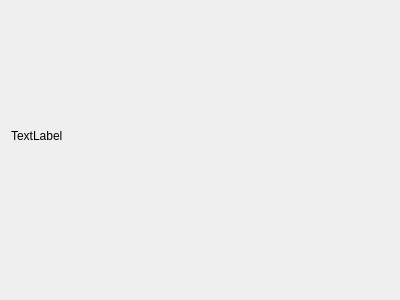
The window that mainwindow.ui (mhortis/Eshop_QT) describes before a commit, drawn with Qt 5.
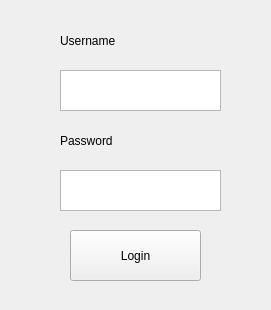
The same window after the commit.

Commit message: Login Form

Patch:
```diff
--- a/mainwindow.ui
+++ b/mainwindow.ui
@@ -6,32 +6,78 @@
    <rect>
     <x>0</x>
     <y>0</y>
-    <width>400</width>
-    <height>300</height>
+    <width>271</width>
+    <height>310</height>
    </rect>
   </property>
   <property name="windowTitle">
    <string>MainWindow</string>
   </property>
   <widget class="QWidget" name="centralWidget">
-   <widget class="QFrame" name="verticalFrame">
+   <widget class="QPushButton" name="loginButton">
     <property name="geometry">
      <rect>
-      <x>0</x>
-      <y>0</y>
-      <width>401</width>
-      <height>271</height>
+      <x>70</x>
+      <y>230</y>
+      <width>131</width>
+      <height>51</height>
      </rect>
     </property>
-    <layout class="QVBoxLayout" name="verticalLayout">
-     <item>
-      <widget class="QLabel" name="label">
-       <property name="text">
-        <string>TextLabel</string>
-       </property>
-      </widget>
-     </item>
-    </layout>
+    <property name="text">
+     <string>Login</string>
+    </property>
+   </widget>
+   <widget class="QTextEdit" name="textUser">
+    <property name="geometry">
+     <rect>
+      <x>60</x>
+      <y>70</y>
+      <width>161</width>
+      <height>41</height>
+     </rect>
+    </property>
+   </widget>
+   <widget class="QTextEdit" name="textPass">
+    <property name="geometry">
+     <rect>
+      <x>60</x>
+      <y>170</y>
+      <width>161</width>
+      <height>41</height>
+     </rect>
+    </property>
+   </widget>
+   <widget class="QLabel" name="passLabel">
+    <property name="geometry">
+     <rect>
+      <x>60</x>
+      <y>120</y>
+      <width>161</width>
+      <height>41</height>
+     </rect>
+    </property>
+    <property name="styleSheet">
+     <string notr="true">font: 22pt &quot;MS Shell Dlg 2&quot;;</string>
+    </property>
+    <property name="text">
+     <string>Password</string>
+    </property>
+   </widget>
+   <widget class="QLabel" name="userLabel">
+    <property name="geometry">
+     <rect>
+      <x>60</x>
+      <y>20</y>
+      <width>181</width>
+      <height>41</height>
+     </rect>
+    </property>
+    <property name="styleSheet">
+     <string notr="true">font: 22pt &quot;MS Shell Dlg 2&quot;;</string>
+    </property>
+    <property name="text">
+     <string>Username</string>
+    </property>
    </widget>
   </widget>
  </widget>
```
The commit also changes 2 other files.
